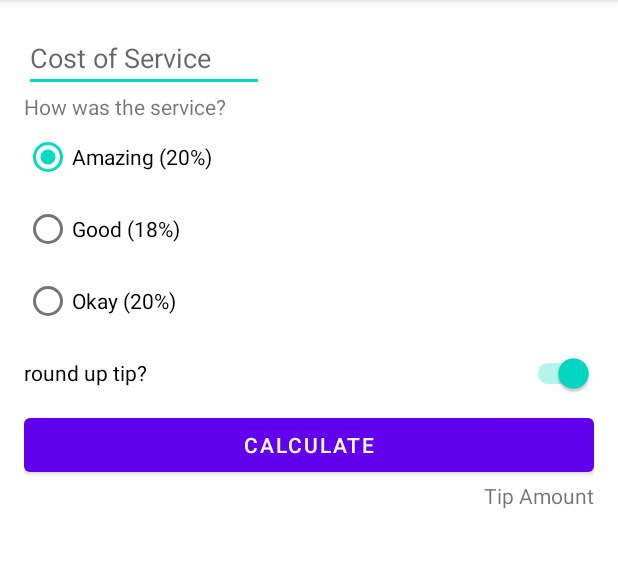
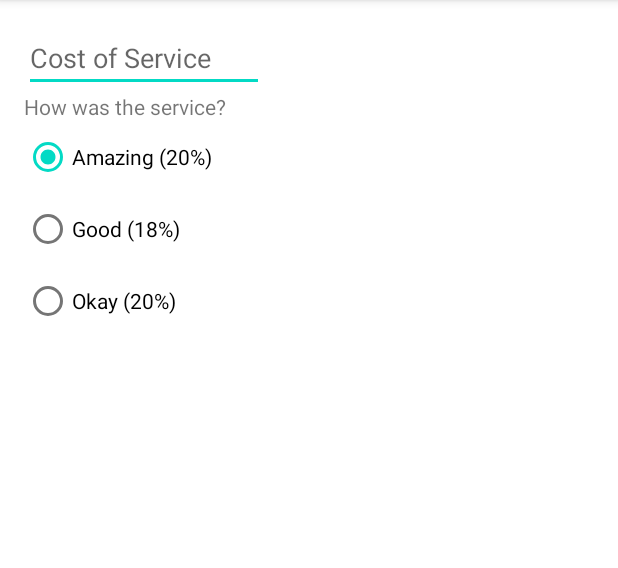
Before and after one commit to Shivam-officials/Android_Development_Learning, an Android app: the screen it shows after launch (MainActivity), on a phone screen of 412 x 824 dp, the part 84-652 px from its top. Run offline under Robolectric (Android 15) with nearby library versions, the phone set to English and light mode, and no system bars.

Commit message:
Revert "completed the tip time app layout design using editText,TextView,RadioButton and switch"
This reverts commit 51d778d5078fe92ceea0f2c94b1ac90671132c57.

```diff
--- a/Android Basics in Kotlin/Kotlin Basics/tiptime/app/src/main/res/layout/activity_main.xml
+++ b/Android Basics in Kotlin/Kotlin Basics/tiptime/app/src/main/res/layout/activity_main.xml
@@ -42,47 +42,19 @@
             android:id="@+id/option_twenty_options"
             android:layout_width="wrap_content"
             android:layout_height="wrap_content"
-            android:text="@string/amazing_service"/>
+            android:text="Amazing (20%)"/>
 
         <RadioButton
             android:id="@+id/option_eighteen_options"
             android:layout_width="wrap_content"
             android:layout_height="wrap_content"
-            android:text="@string/good_service"/>
+            android:text="Good (18%)"/>
 
         <RadioButton
             android:id="@+id/option_fifteen_options"
             android:layout_width="wrap_content"
             android:layout_height="wrap_content"
-            android:text="@string/okay_service"/>
+            android:text="Okay (20%)"/>
     </RadioGroup>
 
-    <androidx.appcompat.widget.SwitchCompat
-        android:id="@+id/round_up_switch"
-        android:layout_width="0dp"
-        android:layout_height="wrap_content"
-        android:text="@string/round_up_tip"
-        android:checked="true"
-        app:layout_constraintTop_toBottomOf="@id/tip_options"
-        app:layout_constraintStart_toStartOf="parent"
-        app:layout_constraintEnd_toEndOf="parent"
-        />
-
-    <Button
-        android:id="@+id/calculate_button"
-        android:layout_width="0dp"
-        android:layout_height="wrap_content"
-        android:text="@string/calculate"
-        app:layout_constraintStart_toStartOf="parent"
-        app:layout_constraintTop_toBottomOf="@id/round_up_switch"
-        app:layout_constraintEnd_toEndOf="parent"/>
-
-    <TextView
-        android:id="@+id/tip_result"
-        android:layout_width="wrap_content"
-        android:layout_height="wrap_content"
-        android:text="@string/tip_amount"
-        app:layout_constraintTop_toBottomOf="@id/calculate_button"
-        app:layout_constraintEnd_toEndOf="parent"/>
-
 </androidx.constraintlayout.widget.ConstraintLayout>
--- a/Android Basics in Kotlin/Kotlin Basics/tiptime/app/src/main/res/values/strings.xml
+++ b/Android Basics in Kotlin/Kotlin Basics/tiptime/app/src/main/res/values/strings.xml
@@ -3,10 +3,4 @@
     <string name="hint">Cost of Service</string>
     <string name="service_question">How was the service?</string>
     <string name="service_feedback">How was the service?</string>
-    <string name="amazing_service">Amazing (20%)</string>
-    <string name="good_service">Good (18%)</string>
-    <string name="okay_service">Okay (20%)</string>
-    <string name="round_up_tip">round up tip?</string>
-    <string name="calculate">Calculate</string>
-    <string name="tip_amount">Tip Amount</string>
 </resources>
```
